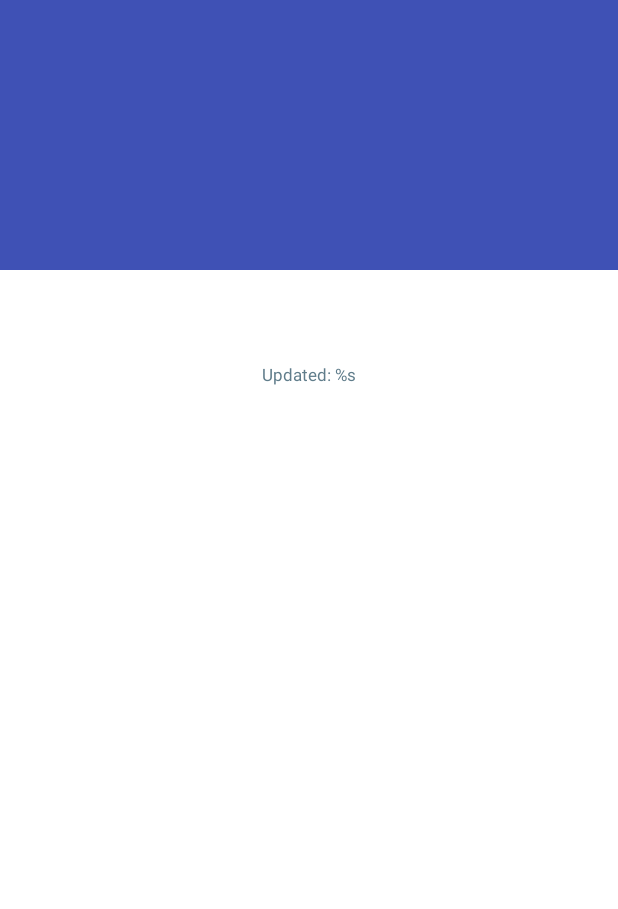
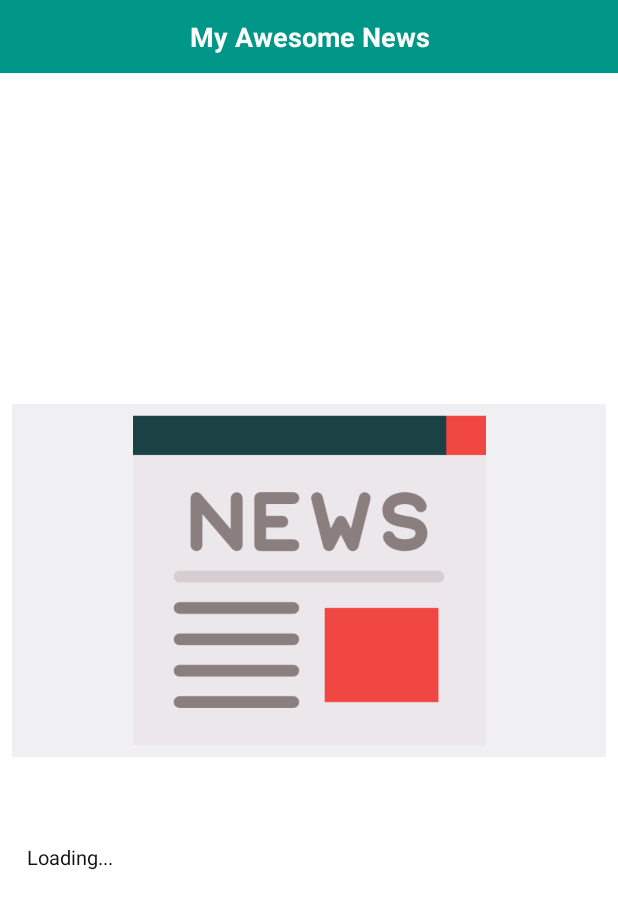
Before and after one commit to leelai/AndroidNewsKotlin, an Android app: the fragment NewsDetailFragment placed in its activity, on a phone screen of 412 x 824 dp. Shown: the top 909 px of the screen. Run offline under Robolectric (Android 15) with nearby library versions, the phone set to English and light mode, and no system bars; our stand-ins replace Picasso; libraries missing offline, so code that uses them is left out: com.github.kittinunf.fuel; pictures from the network do not load; 4 statements that could not run were skipped.

Commit message:
Relayout when screen is rotated

```diff
--- a/app/src/main/AndroidManifest.xml
+++ b/app/src/main/AndroidManifest.xml
@@ -10,7 +10,8 @@
         android:roundIcon="@drawable/icon"
         android:supportsRtl="true"
         android:theme="@style/AppTheme">
-        <activity android:name="com.lai.news.MainActivity">
+        <activity android:name="com.lai.news.MainActivity"
+            android:configChanges="keyboardHidden|orientation|screenSize">
             <intent-filter>
                 <action android:name="android.intent.action.MAIN" />
 
--- a/app/src/main/java/com/lai/news/MainActivity.kt
+++ b/app/src/main/java/com/lai/news/MainActivity.kt
@@ -24,13 +24,13 @@ class MainActivity : AppCompatActivity() {
 
     fun fragmentTrans(frag: Fragment){
         supportFragmentManager.beginTransaction()
-                .add(R.id.fragmentHolder, frag)
+                .add(R.id.contentFrame, frag)
                 .commit()
     }
 
     fun addFragment(fragment: Fragment) {
         supportFragmentManager.beginTransaction()
-                .add(R.id.fragmentHolder, fragment)
+                .add(R.id.contentFrame, fragment)
                 .addToBackStack("test")
                 .commit()
     }
--- a/app/src/main/java/com/lai/news/NewsDetailFragment.kt
+++ b/app/src/main/java/com/lai/news/NewsDetailFragment.kt
@@ -1,24 +1,27 @@
 package com.lai.news
 
+import android.content.res.Configuration
 import android.os.Bundle
 import android.support.v4.app.Fragment
 import android.view.LayoutInflater
 import android.view.View
 import android.view.ViewGroup
 import com.github.kittinunf.fuel.Fuel
-import com.github.kittinunf.fuel.android.extension.responseJson
-import com.github.kittinunf.fuel.core.FuelManager
-import com.github.kittinunf.fuel.core.ResponseDeserializable
-import com.github.kittinunf.fuel.httpGet
-import com.google.gson.Gson
-import kotlinx.android.synthetic.main.news_detail_content_scrolling.view.*
+import com.squareup.picasso.Picasso
+import kotlinx.android.synthetic.main.news_detail.view.*
+import java.text.SimpleDateFormat
 import java.util.*
 
 class NewsDetailFactory {
     fun getInstance(news: News): NewsDetailFragment {
         var fragment = NewsDetailFragment().apply {
+            id = "1234"
             title = news.title
-            description = news.description
+            imageUrl = when(news.imageURL == null) {
+                true -> ""
+                false -> news.imageURL
+            }
+            publishedAt = news.publishedAt
         }
         return fragment
     }
@@ -26,13 +29,24 @@ class NewsDetailFactory {
 
 class NewsDetailFragment : Fragment() {
 
+    val sdf = SimpleDateFormat("MMMM dd, HH:mm" , Locale.getDefault())
+    lateinit var id: String
     lateinit var title: String
-    lateinit var description: String
+    var publishedAt: Date? = null
+    var imageUrl: String? = null
+    lateinit var fragmentLayout: View
 
     override fun onCreateView(inflater: LayoutInflater?, container: ViewGroup?, savedInstanceState: Bundle?): View? {
-        var view = inflater!!.inflate(R.layout.news_detail_scrolling, container, false)
+        println("NewsDetailFragment->onCreateView")
+        var view = inflater!!.inflate(R.layout.news_detail, container, false)
         view.tvTitle.text = title
-        view.tvDescription.text = description
+        view.tvDescription.text = getText(R.string.loading)
+        view.tvUpdatedTime.text = String.format(context!!.getString(R.string.updated_time), sdf.format(publishedAt))
+        Picasso.with(context).load(imageUrl)
+                .placeholder(R.drawable.progress_animation)
+                .error(R.drawable.icon)
+                .into(view!!.appCompatImageView)
+        fragmentLayout = view
         return view
     }
 
@@ -42,53 +56,18 @@ class NewsDetailFragment : Fragment() {
     }
 
     private fun getNewsDetail() {
-        var url = NewsUrlProvider.genNewsDetailUrl("1234")
-        Fuel.get(url).responseString { request, response, result ->
-            //do something with response
-            result.fold({ d ->
-                //do something with data
-                println("lai_test: d=" + d)
-            }, { err ->
-                //do something with error
-                println("lai_test: err=" + err)
-            })
-        }
-
-        Fuel.get(url).responseObject(News.Deserializer()) { req, res, result ->
-            //result is of type Result<User, Exception>
+        var url = NewsUrlProvider.genNewsDetailUrl(id)
+        Fuel.get(url).responseObject(com.lai.news.data.News.Deserializer()) { req, res, result ->
+            //result is of type Result<News, Exception>
             val (news, err) = result
 
             println("status:" + news!!.status)
             println("totalResults:" + news.totalResults)
 
+            //view!!.tvTitle.text = news!!.articles!![0].title
+            view!!.tvDescription.text = news!!.articles!![0].body
         }
     }
 
-    //News Model
-    data class News (
-            var status: String? = null,
-            var totalResults: Int? = null,
-            var articles:  List<Article>? = null ){
-        class Deserializer : ResponseDeserializable<News> {
-            override fun deserialize(content: String) = Gson().fromJson(content, News::class.java)
-        }
-    }
 
-    //Source Model
-    data class Source(
-        var id: String? = null,
-        var name: String? = null
-    )
-
-    //Article Model
-    data class Article (
-        var source: Source? = null,
-        var author: String? = null,
-        var title: String? = null,
-        var description: String? = null,
-        var url: String? = null,
-        var urlToImage: String? = null,
-        var publishedAt: Date? = null,
-        var body: String? = null
-    )
 }
--- a/app/src/main/java/com/lai/news/NewsFragment.kt
+++ b/app/src/main/java/com/lai/news/NewsFragment.kt
@@ -1,6 +1,7 @@
 package com.lai.news
 
 import android.content.Context
+import android.content.res.Configuration
 import android.os.Bundle
 import android.support.v4.app.Fragment
 import android.support.v4.widget.SwipeRefreshLayout
@@ -20,6 +21,7 @@ class NewsFragment : Fragment(), MyInterface {
     var swipeRefreshLayout: SwipeRefreshLayout? = null
 
     override fun onCreateView(inflater: LayoutInflater?, container: ViewGroup?, savedInstanceState: Bundle?): View? {
+        println("news fragment: onCreateView")
         var view = inflater?.inflate(R.layout.fragment_news,
                 container, false)
         view!!.findViewById<EditTextWithClear>(R.id.etSearchKeywords).also {
@@ -65,9 +67,22 @@ class NewsFragment : Fragment(), MyInterface {
     }
 
     override fun onActivityCreated(savedInstanceState: Bundle?) {
-        println("onActivityCreated")
+        println("news fragment: onActivityCreated")
         super.onActivityCreated(savedInstanceState)
         getNews(1)
+    }
+
+    override fun onConfigurationChanged(newConfig: Configuration?) {
+        super.onConfigurationChanged(newConfig)
+        println("news fragment: onConfigurationChanged")
+        // Checks the orientation of the screen
+//        adapter!!.notifyDataSetChanged()
+//        if (newConfig!!.orientation == Configuration.ORIENTATION_LANDSCAPE) {
+//            println("news fragment: ORIENTATION_LANDSCAPE")
+//        } else if (newConfig.orientation == Configuration.ORIENTATION_PORTRAIT){
+//            println("news fragment: ORIENTATION_PORTRAIT")
+//            adapter!!.notifyDataSetChanged()
+//        }
     }
 
     private fun getNews(page: Int, useClient: Boolean = false) {
--- a/app/src/main/res/layout/activity_main.xml
+++ b/app/src/main/res/layout/activity_main.xml
@@ -7,12 +7,27 @@
     android:background="#ffffff"
     tools:context="com.lai.news.MainActivity">
 
+    <TextView
+        android:id="@+id/tvTitle"
+        android:layout_width="match_parent"
+        android:layout_height="wrap_content"
+        android:background="#009688"
+        android:gravity="center"
+        android:padding="12dp"
+        android:text="@string/app_name"
+        android:textColor="#ffffff"
+        android:textSize="18dp"
+        android:textStyle="bold"
+        app:layout_constraintEnd_toEndOf="parent"
+        app:layout_constraintStart_toStartOf="parent"
+        app:layout_constraintTop_toTopOf="parent" />
+
     <FrameLayout
-        android:id="@+id/fragmentHolder"
+        android:id="@+id/contentFrame"
         android:layout_width="match_parent"
-        android:layout_height="match_parent"
+        android:layout_height="0dp"
         app:layout_constraintBottom_toBottomOf="parent"
         app:layout_constraintEnd_toEndOf="parent"
         app:layout_constraintStart_toStartOf="parent"
-        app:layout_constraintTop_toTopOf="parent" />
+        app:layout_constraintTop_toBottomOf="@+id/tvTitle" />
 </android.support.constraint.ConstraintLayout>
--- a/app/src/main/res/layout/news_detail.xml
+++ b/app/src/main/res/layout/news_detail.xml
@@ -3,25 +3,43 @@
     xmlns:tools="http://schemas.android.com/tools"
     android:layout_width="match_parent"
     android:layout_height="match_parent"
+    android:background="#ffffff"
     xmlns:app="http://schemas.android.com/apk/res-auto">
+
+    <ScrollView
+        android:layout_width="match_parent"
+        android:layout_height="wrap_content"
+        android:layout_marginBottom="8dp"
+        android:layout_marginEnd="8dp"
+        android:layout_marginStart="8dp"
+        android:layout_marginTop="8dp"
+        app:layout_constraintBottom_toBottomOf="parent"
+        app:layout_constraintEnd_toEndOf="parent"
+        app:layout_constraintStart_toStartOf="parent"
+        app:layout_constraintTop_toTopOf="parent">
+
+        <android.support.constraint.ConstraintLayout xmlns:android="http://schemas.android.com/apk/res/android"
+            xmlns:app="http://schemas.android.com/apk/res-auto"
+            xmlns:tools="http://schemas.android.com/tools"
+            android:layout_width="match_parent"
+            android:layout_height="match_parent"
+            android:background="#ffffff">
 
             <android.support.v7.widget.AppCompatImageView
                 android:id="@+id/appCompatImageView"
                 android:layout_width="match_parent"
                 android:layout_height="235dp"
+                android:background="#F0F0F2"
                 app:layout_constraintEnd_toEndOf="parent"
                 app:layout_constraintStart_toStartOf="parent"
-        app:layout_constraintTop_toTopOf="parent"
-        app:srcCompat="@mipmap/ic_launcher"
-        android:background="#F0F0F2"/>
+                app:layout_constraintTop_toTopOf="parent" />
 
             <TextView
                 android:id="@+id/tvTitle"
                 android:layout_width="match_parent"
                 android:layout_height="wrap_content"
+                android:layout_marginStart="10dp"
                 android:layout_marginTop="15dp"
-        android:layout_marginStart="10dp"
-        android:text="Title"
                 android:textColor="#009688"
                 android:textSize="16sp"
                 android:textStyle="bold"
@@ -35,7 +53,7 @@
                 android:layout_marginEnd="16dp"
                 android:layout_marginStart="10dp"
                 android:layout_marginTop="20dp"
-        android:text="Description"
+                android:gravity="left"
                 android:textColor="#101010"
                 android:textSize="13sp"
                 app:layout_constraintEnd_toEndOf="parent"
@@ -49,10 +67,12 @@
                 android:layout_marginBottom="8dp"
                 android:layout_marginStart="8dp"
                 android:gravity="left"
-        android:text="@string/updated_time"
                 android:textColor="#607d8b"
                 android:textSize="11sp"
                 app:layout_constraintBottom_toBottomOf="parent"
                 app:layout_constraintStart_toStartOf="parent"
                 app:layout_constraintTop_toBottomOf="@+id/tvDescription" />
         </android.support.constraint.ConstraintLayout>
+    </ScrollView>
+
+</android.support.constraint.ConstraintLayout>
--- a/app/src/main/res/values/strings.xml
+++ b/app/src/main/res/values/strings.xml
@@ -6,4 +6,5 @@
     <string name="appbar_scrolling_view_behavior" translatable="false">android.support.design.widget.AppBarLayout$ScrollingViewBehavior</string>
     <string name="retrieve_data_error">Retrieve data error</string>
     <string name="no_data">No data to retrieve</string>
+    <string name="loading">Loading...</string>
 </resources>
```
Also changed, not shown: app/src/main/java/com/lai/news/NewsAdapter.kt (+6 -6 lines), app/src/main/java/com/lai/news/data/News.kt (added, +33 -0 lines), app/src/main/res/layout-land/list_view_item.xml (added, +83 -0 lines), app/src/main/res/layout/fragment_news.xml (+1 -17 lines). Lines whose indentation alone changed are shown as unchanged.
